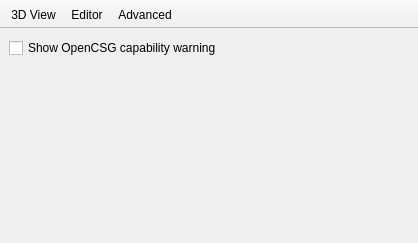
First picture: the form in src/Preferences.ui, repository openscad/openscad, before the edit.
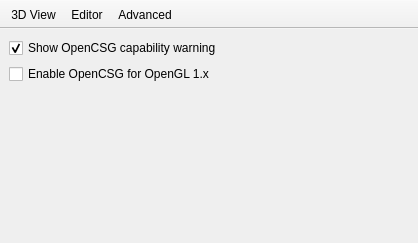
Second picture: the form after the edit. Icons and pictures are not drawn.

Commit message: Better warnings and GL info related to OpenCSG capabilities and OpenGL 1.x

Diff of the .ui file:
```diff
--- a/src/Preferences.ui
+++ b/src/Preferences.ui
@@ -185,6 +185,16 @@
             <property name="text">
              <string>Show OpenCSG capability warning</string>
             </property>
+            <property name="checked">
+             <bool>true</bool>
+            </property>
+           </widget>
+          </item>
+          <item>
+           <widget class="QCheckBox" name="enableOpenCSGBox">
+            <property name="text">
+             <string>Enable OpenCSG for OpenGL 1.x</string>
+            </property>
            </widget>
           </item>
           <item>
```
Left out of the diff: 8 changed lines with no effect on the pictures. The commit also changes 11 other files.
